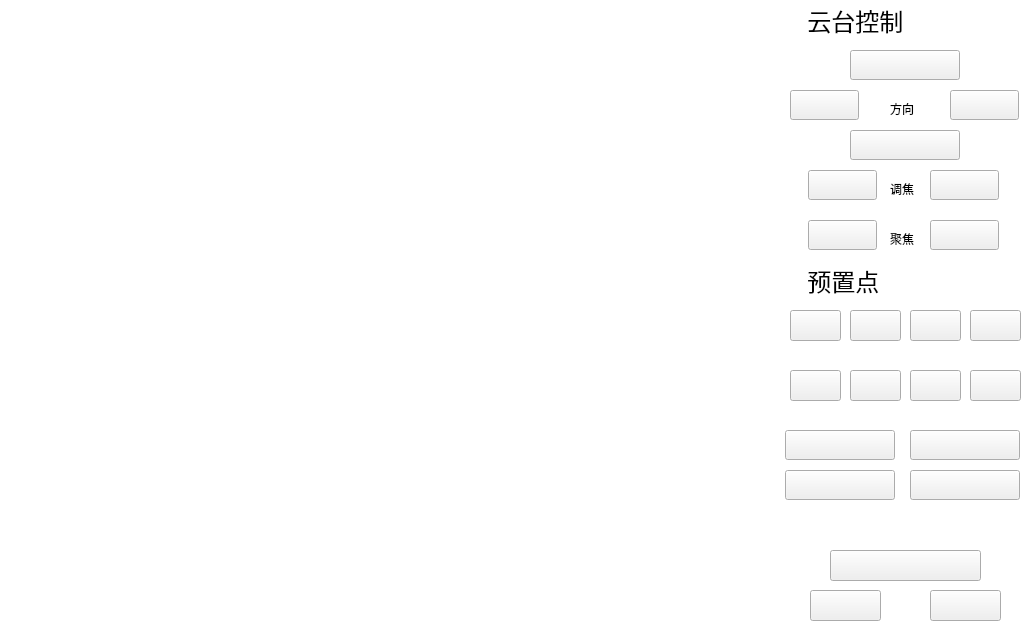
First picture: the form in pvmsmonitorwidget.ui, repository 1157889734/ARM-MyApplication, before the edit.
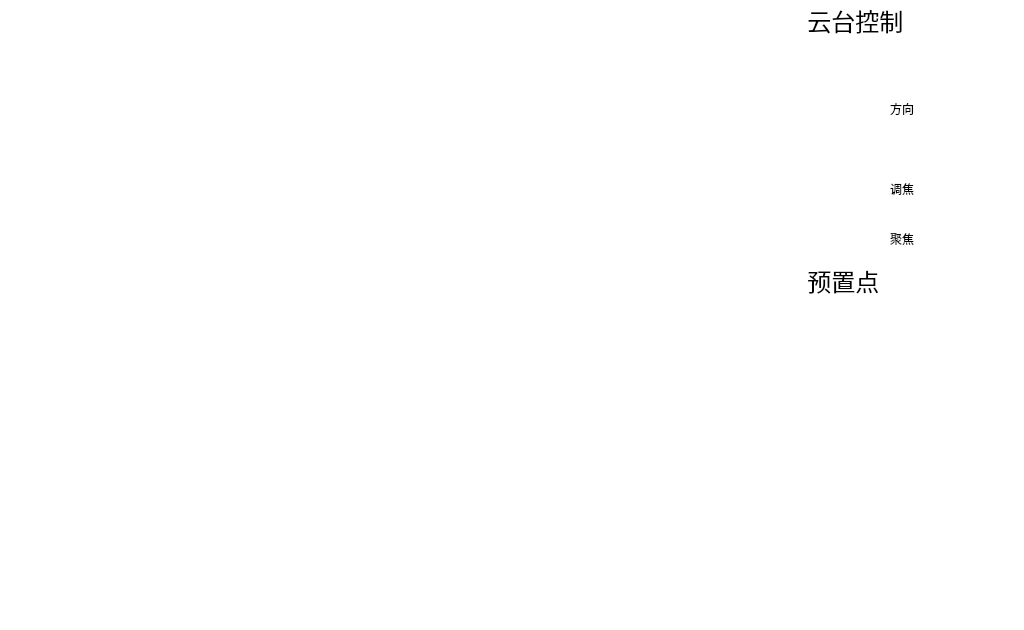
Second picture: the form after the edit. Icons and pictures are not drawn.

```diff
--- a/pvmsmonitorwidget.ui
+++ b/pvmsmonitorwidget.ui
@@ -45,8 +45,8 @@
     <rect>
      <x>970</x>
      <y>370</y>
-     <width>51</width>
-     <height>31</height>
+     <width>53</width>
+     <height>32</height>
     </rect>
    </property>
    <property name="font">
@@ -56,7 +56,10 @@
    </property>
    <property name="styleSheet">
     <string notr="true">QPushButton{
-background-image: url(:/res/8.bmp);}
+background-image: url(:/res/8.bmp);
+border-color: rgb(255, 255, 255);
+border-width: 1px;
+border-style: solid;}
 QPushButton:hover{background-color: rgb(246, 246, 246);color: rgb(86, 164, 246);border-color: rgb(255, 255, 255);border-width: 2px;border-style: solid;}
 
 QPushButton:pressed
@@ -74,8 +77,8 @@
     <rect>
      <x>808</x>
      <y>170</y>
-     <width>69</width>
-     <height>30</height>
+     <width>71</width>
+     <height>32</height>
     </rect>
    </property>
    <property name="font">
@@ -85,7 +88,10 @@
    </property>
    <property name="styleSheet">
     <string notr="true">QPushButton{
-background-image: url(:/res/plus.bmp);}
+background-image: url(:/res/plus.bmp);
+border-color: rgb(255, 255, 255);
+border-width: 1px;
+border-style: solid;}
 QPushButton:pressed
 {background-color: rgb(86, 164, 246);color: rgb(255, 255, 255);border-color: rgb(170, 170, 170);border-width: 2px;border-style: solid;}
 </string>
@@ -99,8 +105,8 @@
     <rect>
      <x>930</x>
      <y>220</y>
-     <width>69</width>
-     <height>30</height>
+     <width>71</width>
+     <height>32</height>
     </rect>
    </property>
    <property name="font">
@@ -110,7 +116,10 @@
    </property>
    <property name="styleSheet">
     <string notr="true">QPushButton{
-background-image: url(:/res/near.bmp);}
+background-image: url(:/res/near.bmp);
+border-color: rgb(255, 255, 255);
+border-width: 1px;
+border-style: solid;}
 QPushButton:pressed
 {background-color: rgb(86, 164, 246);color: rgb(255, 255, 255);border-color: rgb(170, 170, 170);border-width: 2px;border-style: solid;}
 </string>
@@ -172,8 +181,8 @@
     <rect>
      <x>785</x>
      <y>470</y>
-     <width>110</width>
-     <height>30</height>
+     <width>112</width>
+     <height>32</height>
     </rect>
    </property>
    <property name="font">
@@ -183,7 +192,10 @@
    </property>
    <property name="styleSheet">
     <string notr="true">QPushButton{
-background-image: url(:/monres/cameraoff.bmp);}
+background-image: url(:/monres/cameraoff.bmp);
+border-color: rgb(255, 255, 255);
+border-width: 1px;
+border-style: solid;}
 
 QPushButton:pressed
 {background-color: rgb(86, 164, 246);color: rgb(255, 255, 255);border-color: rgb(170, 170, 170);border-width: 2px;border-style: solid;}
@@ -219,8 +231,8 @@
     <rect>
      <x>808</x>
      <y>220</y>
-     <width>69</width>
-     <height>30</height>
+     <width>71</width>
+     <height>32</height>
     </rect>
    </property>
    <property name="font">
@@ -230,7 +242,10 @@
    </property>
    <property name="styleSheet">
     <string notr="true">QPushButton{
-background-image: url(:/res/fare.bmp);}
+background-image: url(:/res/fare.bmp);
+border-color: rgb(255, 255, 255);
+border-width: 1px;
+border-style: solid;}
 QPushButton:pressed
 {background-color: rgb(86, 164, 246);color: rgb(255, 255, 255);border-color: rgb(170, 170, 170);border-width: 2px;border-style: solid;}
 </string>
@@ -244,8 +259,8 @@
     <rect>
      <x>910</x>
      <y>310</y>
-     <width>51</width>
-     <height>31</height>
+     <width>53</width>
+     <height>32</height>
     </rect>
    </property>
    <property name="font">
@@ -255,7 +270,10 @@
    </property>
    <property name="styleSheet">
     <string notr="true">QPushButton{
-background-image: url(:/res/3.bmp);}
+background-image: url(:/res/3.bmp);
+border-color: rgb(255, 255, 255);
+border-width: 1px;
+border-style: solid;}
 QPushButton:hover{background-color: rgb(246, 246, 246);color: rgb(86, 164, 246);border-color: rgb(255, 255, 255);border-width: 2px;border-style: solid;}
 
 QPushButton:pressed
@@ -301,8 +319,8 @@
     <rect>
      <x>930</x>
      <y>170</y>
-     <width>69</width>
-     <height>30</height>
+     <width>71</width>
+     <height>32</height>
     </rect>
    </property>
    <property name="font">
@@ -312,7 +330,10 @@
    </property>
    <property name="styleSheet">
     <string notr="true">QPushButton{
-background-image: url(:/res/substruct.bmp);}
+background-image: url(:/res/substruct.bmp);
+border-color: rgb(255, 255, 255);
+border-width: 1px;
+border-style: solid;}
 QPushButton:pressed
 {background-color: rgb(86, 164, 246);color: rgb(255, 255, 255);border-color: rgb(170, 170, 170);border-width: 2px;border-style: solid;}
 
@@ -327,8 +348,8 @@
     <rect>
      <x>850</x>
      <y>310</y>
-     <width>51</width>
-     <height>31</height>
+     <width>53</width>
+     <height>32</height>
     </rect>
    </property>
    <property name="font">
@@ -339,7 +360,10 @@
    <property name="styleSheet">
     <string notr="true">
 QPushButton
-{background-image: url(:/monres/2.bmp);}
+{background-image: url(:/monres/2.bmp);
+border-color: rgb(255, 255, 255);
+border-width: 1px;
+border-style: solid;}
 
 QPushButton:hover{background-color: rgb(246, 246, 246);color: rgb(86, 164, 246);border-color: rgb(255, 255, 255);border-width: 2px;border-style: solid;}
 
@@ -358,13 +382,17 @@
     <rect>
      <x>950</x>
      <y>90</y>
-     <width>69</width>
-     <height>30</height>
+     <width>71</width>
+     <height>32</height>
     </rect>
    </property>
    <property name="styleSheet">
     <string notr="true">QPushButton{
-background-image: url(:/res/right.bmp);}
+background-image: url(:/res/right.bmp);
+border-color: rgb(255, 255, 255);
+border-width: 1px;
+border-style: solid;}
+
 QPushButton:pressed
 {background-color: rgb(86, 164, 246);color: rgb(255, 255, 255);border-color: rgb(170, 170, 170);border-width: 2px;border-style: solid;}
 </string>
@@ -401,13 +429,17 @@
     <rect>
      <x>790</x>
      <y>90</y>
-     <width>69</width>
-     <height>30</height>
+     <width>71</width>
+     <height>32</height>
     </rect>
    </property>
    <property name="styleSheet">
     <string notr="true">QPushButton{
-background-image: url(:/res/left.bmp);}
+background-image: url(:/res/left.bmp);
+border-color: rgb(255, 255, 255);
+border-width: 1px;
+border-style: solid;}
+
 QPushButton:pressed
 {background-color: rgb(86, 164, 246);color: rgb(255, 255, 255);border-color: rgb(170, 170, 170);border-width: 2px;border-style: solid;}
 </string>
@@ -454,8 +486,8 @@
     <rect>
      <x>785</x>
      <y>430</y>
-     <width>110</width>
-     <height>30</height>
+     <width>112</width>
+     <height>32</height>
     </rect>
    </property>
    <property name="font">
@@ -465,7 +497,10 @@
    </property>
    <property name="styleSheet">
     <string notr="true">QPushButton{
-background-image: url(:/res/setuse.bmp);}
+background-image: url(:/res/setuse.bmp);
+border-color: rgb(255, 255, 255);
+border-width: 1px;
+border-style: solid;}
 QPushButton:pressed
 {background-color: rgb(86, 164, 246);color: rgb(255, 255, 255);border-color: rgb(170, 170, 170);border-width: 2px;border-style: solid;}
 </string>
@@ -485,8 +520,8 @@
     <rect>
      <x>910</x>
      <y>370</y>
-     <width>51</width>
-     <height>31</height>
+     <width>53</width>
+     <height>32</height>
     </rect>
    </property>
    <property name="font">
@@ -496,7 +531,10 @@
    </property>
    <property name="styleSheet">
     <string notr="true">QPushButton{
-background-image: url(:/res/7.bmp);}
+background-image: url(:/res/7.bmp);
+border-color: rgb(255, 255, 255);
+border-width: 1px;
+border-style: solid;}
 QPushButton:hover{background-color: rgb(246, 246, 246);color: rgb(86, 164, 246);border-color: rgb(255, 255, 255);border-width: 2px;border-style: solid;}
 
 QPushButton:pressed
@@ -514,13 +552,16 @@
     <rect>
      <x>850</x>
      <y>130</y>
-     <width>110</width>
-     <height>30</height>
+     <width>112</width>
+     <height>32</height>
     </rect>
    </property>
    <property name="styleSheet">
     <string notr="true">QPushButton{
-background-image: url(:/res/down.bmp);}
+background-image: url(:/res/down.bmp);
+border-color: rgb(255, 255, 255);
+border-width: 1px;
+border-style: solid;}
 QPushButton:pressed
 {background-color: rgb(86, 164, 246);color: rgb(255, 255, 255);border-color: rgb(170, 170, 170);border-width: 2px;border-style: solid;}
 </string>
@@ -540,8 +581,8 @@
     <rect>
      <x>830</x>
      <y>550</y>
-     <width>151</width>
-     <height>31</height>
+     <width>166</width>
+     <height>32</height>
     </rect>
    </property>
    <property name="font">
@@ -551,7 +592,10 @@
    </property>
    <property name="styleSheet">
     <string notr="true">QPushButton{
-background-image: url(:/monres/savevedio.bmp);}
+background-image: url(:/monres/savevedio.bmp);
+border-color: rgb(255, 255, 255);
+border-width: 1px;
+border-style: solid;}
 QPushButton:pressed
 {background-color: rgb(86, 164, 246);color: rgb(255, 255, 255);border-color: rgb(170, 170, 170);border-width: 2px;border-style: solid;}
 </string>
@@ -565,8 +609,8 @@
     <rect>
      <x>810</x>
      <y>590</y>
-     <width>71</width>
-     <height>31</height>
+     <width>82</width>
+     <height>36</height>
     </rect>
    </property>
    <property name="font">
@@ -576,7 +620,10 @@
    </property>
    <property name="styleSheet">
     <string notr="true">QPushButton{
-background-image: url(:/monres/alertoff.bmp);}
+background-image: url(:/monres/alertoff.bmp);
+border-color: rgb(255, 255, 255);
+border-width: 1px;
+border-style: solid;}
 QPushButton:pressed
 {background-color: rgb(86, 164, 246);color: rgb(255, 255, 255);border-color: rgb(170, 170, 170);border-width: 2px;border-style: solid;}</string>
    </property>
@@ -592,8 +639,8 @@
     <rect>
      <x>910</x>
      <y>470</y>
-     <width>110</width>
-     <height>30</height>
+     <width>112</width>
+     <height>32</height>
     </rect>
    </property>
    <property name="font">
@@ -604,6 +651,9 @@
    <property name="styleSheet">
     <string notr="true">QPushButton{
 background-image: url(:/monres/ligtoff.bmp);
+border-color: rgb(255, 255, 255);
+border-width: 1px;
+border-style: solid;
 }
 QPushButton:pressed
 {background-color: rgb(86, 164, 246);color: rgb(255, 255, 255);border-color: rgb(170, 170, 170);border-width: 2px;border-style: solid;}
@@ -621,8 +671,8 @@
     <rect>
      <x>970</x>
      <y>310</y>
-     <width>51</width>
-     <height>31</height>
+     <width>53</width>
+     <height>32</height>
     </rect>
    </property>
    <property name="font">
@@ -632,7 +682,10 @@
    </property>
    <property name="styleSheet">
     <string notr="true">QPushButton{
-background-image: url(:/res/4.bmp);}
+background-image: url(:/res/4.bmp);
+border-color: rgb(255, 255, 255);
+border-width: 1px;
+border-style: solid;}
 QPushButton:hover{background-color: rgb(246, 246, 246);color: rgb(86, 164, 246);border-color: rgb(255, 255, 255);border-width: 2px;border-style: solid;}
 
 QPushButton:pressed
@@ -700,13 +753,16 @@
     <rect>
      <x>850</x>
      <y>50</y>
-     <width>110</width>
-     <height>30</height>
+     <width>112</width>
+     <height>32</height>
     </rect>
    </property>
    <property name="styleSheet">
     <string notr="true">QPushButton{
-background-image: url(:/res/up.bmp);}
+background-image: url(:/res/up.bmp);
+border-color: rgb(255, 255, 255);
+border-width: 1px;
+border-style: solid;}
 
 QPushButton:pressed
 {background-color: rgb(86, 164, 246);color: rgb(255, 255, 255);border-color: rgb(170, 170, 170);border-width: 2px;border-style: solid;}
@@ -793,8 +849,8 @@
     <rect>
      <x>850</x>
      <y>370</y>
-     <width>51</width>
-     <height>31</height>
+     <width>53</width>
+     <height>32</height>
     </rect>
    </property>
    <property name="font">
@@ -804,7 +860,10 @@
    </property>
    <property name="styleSheet">
     <string notr="true">QPushButton{
-background-image: url(:/res/6.bmp);}
+background-image: url(:/res/6.bmp);
+border-color: rgb(255, 255, 255);
+border-width: 1px;
+border-style: solid;}
 QPushButton:hover{background-color: rgb(246, 246, 246);color: rgb(86, 164, 246);border-color: rgb(255, 255, 255);border-width: 2px;border-style: solid;}
 
 QPushButton:pressed
@@ -822,8 +881,8 @@
     <rect>
      <x>790</x>
      <y>310</y>
-     <width>51</width>
-     <height>31</height>
+     <width>53</width>
+     <height>32</height>
     </rect>
    </property>
    <property name="font">
@@ -833,9 +892,12 @@
    </property>
    <property name="styleSheet">
     <string notr="true">QPushButton{
-background-image: url(:/monres/11.bmp);}
+background-image: url(:/monres/11.bmp);
+border-color: rgb(255, 255, 255);
+border-width: 1px;
+border-style: solid;}
 
-
+QPushButton:hover{background-color: rgb(246, 246, 246);color: rgb(86, 164, 246);border-color: rgb(255, 255, 255);border-width: 2px;border-style: solid;}
 QPushButton:pressed
 {background-color: rgb(86, 164, 246);color: rgb(255, 255, 255);border-color: rgb(170, 170, 170);border-width: 2px;border-style: solid;}</string>
    </property>
@@ -857,8 +919,8 @@
     <rect>
      <x>790</x>
      <y>370</y>
-     <width>51</width>
-     <height>31</height>
+     <width>53</width>
+     <height>32</height>
     </rect>
    </property>
    <property name="font">
@@ -868,7 +930,10 @@
    </property>
    <property name="styleSheet">
     <string notr="true">QPushButton{
-background-image: url(:/res/5.bmp);}
+background-image: url(:/res/5.bmp);
+border-color: rgb(255, 255, 255);
+border-width: 1px;
+border-style: solid;}
 QPushButton:hover{background-color: rgb(246, 246, 246);color: rgb(86, 164, 246);border-color: rgb(255, 255, 255);border-width: 2px;border-style: solid;}
 
 QPushButton:pressed
@@ -934,8 +999,8 @@
     <rect>
      <x>910</x>
      <y>430</y>
-     <width>110</width>
-     <height>30</height>
+     <width>112</width>
+     <height>32</height>
     </rect>
    </property>
    <property name="font">
@@ -945,7 +1010,10 @@
    </property>
    <property name="styleSheet">
     <string notr="true">QPushButton{
-background-image: url(:/res/usepreset.bmp);}
+background-image: url(:/res/usepreset.bmp);
+border-color: rgb(255, 255, 255);
+border-width: 1px;
+border-style: solid;}
 QPushButton:pressed
 {background-color: rgb(255, 255, 255);color: rgb(255, 255, 255);border-color: rgb(86, 164, 246);border-width: 6px;border-style: solid;}</string>
    </property>
@@ -991,8 +1059,8 @@
     <rect>
      <x>930</x>
      <y>590</y>
-     <width>71</width>
-     <height>31</height>
+     <width>82</width>
+     <height>36</height>
     </rect>
    </property>
    <property name="font">
@@ -1002,7 +1070,10 @@
    </property>
    <property name="styleSheet">
     <string notr="true">QPushButton{
-background-image: url(:/monres/cancel.bmp);}
+background-image: url(:/monres/cancel.bmp);
+border-color: rgb(255, 255, 255);
+border-width: 1px;
+border-style: solid;}
 QPushButton:pressed
 {background-color: rgb(86, 164, 246);color: rgb(255, 255, 255);border-color: rgb(170, 170, 170);border-width: 2px;border-style: solid;}</string>
    </property>
```
